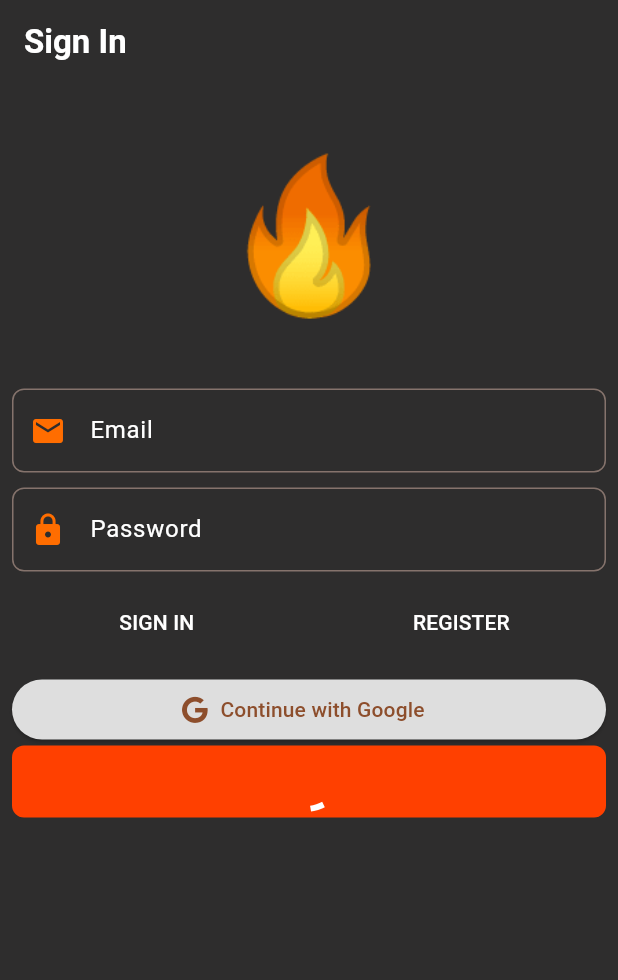
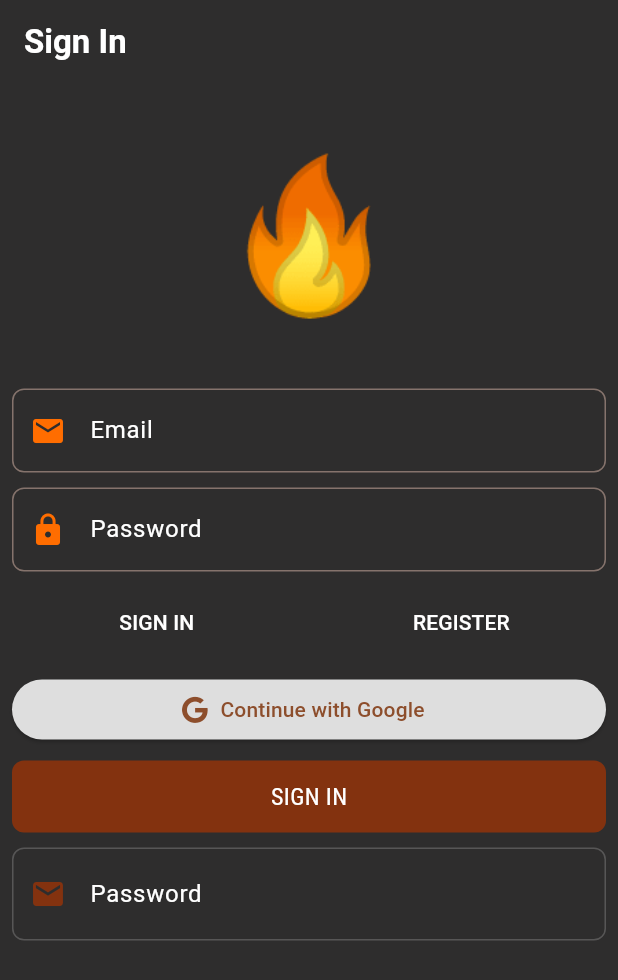
Before and after one commit to All-Khwarizmi/recal, a Flutter app: the screen it shows after launch, on a phone screen of 412 x 824 dp. Shown: the top 980 px of the screen. Run offline on Flutter 3.47's test engine with Material 2 defaults, Android fonts, the phone set to English and light mode, and no system bars; our stand-ins replace bloc, cloud_firestore, dartz, equatable, firebase_auth, firebase_core and 12 more; missing offline and left inert: firebase_ui_auth, workmanager; accounts and stored records are empty; generated files the repository leaves out were written again.

Commit message:
📦 NEW: Add RecInputField custom widget

```diff
--- a/lib/infrastructure/auth/firebase_auth_facade.dart
+++ b/lib/infrastructure/auth/firebase_auth_facade.dart
@@ -32,7 +32,9 @@ class FirebaseAuthFacade implements IAuthFacade {
   @override
   Future<Either<AuthFailure, String>> getUserNotificationToken() async {
     try {
-      final String? token = await _firebaseMessaging.getToken();
+      final String? token = await _firebaseMessaging.getToken(
+          vapidKey:
+              'BOyhTGf45cwhjMYWi4DSvf1Q9Q9Tc8O6ECDkbww8OBia3WZabIJ0dblWk_zF0on1kL5CgYlBxErRN1vsj8fsImE');
       if (token != null) {
         return right(token);
       } else {
--- a/lib/presentation/auth/widgets/app_bar.dart
+++ b/lib/presentation/auth/widgets/app_bar.dart
@@ -4,6 +4,7 @@ import 'package:go_router/go_router.dart';
 import 'package:recal_mobile2/Legacy/utils/logger.dart';
 import 'package:recal_mobile2/application/auth/authentication_bloc/authentication_bloc.dart';
 import 'package:recal_mobile2/application/user/user_connection_bloc/user_connection_bloc.dart';
+import 'package:recal_mobile2/presentation/core/design/rec_barel.dart';
 import '../../core/connection_snackbar.dart';
 import '../../core/design/theme.dart';
 import 'main_appbar_button.dart';
@@ -54,13 +55,7 @@ class HomeScaffold extends StatelessWidget {
       child: Scaffold(
           appBar: AppBar(
               backgroundColor: Colors.transparent,
-              title: const Text(
-                "Recal",
-                style: TextStyle(
-                    color: Colors.white,
-                    fontWeight: FontWeight.bold,
-                    fontSize: 40.0),
-              ),
+              title: RecText.headingOne("Recal",),
               actions: <Widget>[
                 const SizedBox(
                   width: 8,
--- a/lib/presentation/core/design/app_colors.dart
+++ b/lib/presentation/core/design/app_colors.dart
@@ -1,6 +1,6 @@
 import 'package:flutter/material.dart';
 
-const Color kcPrimaryColor = Color.fromARGB(255, 255, 64, 0);
+const Color kcPrimaryColor = Color.fromARGB(195, 157, 51, 6);
 const Color kcPrimaryColorBis = Color.fromARGB(255, 250, 154, 82);
 const Color kcMediumGreyColor = Color(0xff868686);
 const Color kcDarkGreyColor = Color.fromRGBO(87, 86, 86, 1);
--- a/lib/presentation/core/design/styles.dart
+++ b/lib/presentation/core/design/styles.dart
@@ -1,25 +1,44 @@
 import 'package:flutter/material.dart';
+import 'package:google_fonts/google_fonts.dart';
 
-const TextStyle heading1Style =
-    TextStyle(fontSize: 34, fontWeight: FontWeight.w400);
-const TextStyle heading2Style =
-    TextStyle(fontSize: 28, fontWeight: FontWeight.w600);
-const TextStyle heading3Style =
-    TextStyle(fontSize: 24, fontWeight: FontWeight.w600);
-const TextStyle headlineStyle =
-    TextStyle(fontSize: 30, fontWeight: FontWeight.w700);
+final String fontFamily = GoogleFonts.robotoCondensed().fontFamily!;
 
-const TextStyle bodyStyle = TextStyle(
+TextStyle heading1Style = TextStyle(
+    fontSize: 34,
+    fontWeight: FontWeight.w400,
+    fontFamily: fontFamily,
+    color: Colors.white);
+TextStyle heading2Style = TextStyle(
+    fontSize: 28,
+    fontWeight: FontWeight.w600,
+    fontFamily: fontFamily,
+    color: Colors.white);
+TextStyle heading3Style = TextStyle(
+    fontSize: 24,
+    fontWeight: FontWeight.w600,
+    fontFamily: fontFamily,
+    color: Colors.white);
+TextStyle headlineStyle = TextStyle(
+    fontSize: 30,
+    fontWeight: FontWeight.w700,
+    fontFamily: fontFamily,
+    color: Colors.white);
+
+TextStyle bodyStyle = TextStyle(
   fontSize: 16,
   fontWeight: FontWeight.w400,
+  fontFamily: fontFamily,
+  color: Colors.white,
 );
 
-const TextStyle subheadingStyle = TextStyle(
-  fontSize: 20,
-  fontWeight: FontWeight.w400,
-);
+TextStyle subheadingStyle = TextStyle(
+    fontSize: 20,
+    fontWeight: FontWeight.w400,
+    fontFamily: fontFamily,
+    color: Colors.white);
 
-const TextStyle captionStyle = TextStyle(
-  fontSize: 12,
-  fontWeight: FontWeight.w400,
-);
+TextStyle captionStyle = TextStyle(
+    fontSize: 12,
+    fontWeight: FontWeight.w400,
+    fontFamily: fontFamily,
+    color: Colors.white);
--- a/lib/presentation/core/design/widgets/rec_button.dart
+++ b/lib/presentation/core/design/widgets/rec_button.dart
@@ -6,15 +6,17 @@ class RecButton extends StatelessWidget {
     super.key,
     required this.title,
     this.disabled = false,
-    this.busy = false,
+    this.busy = false, required this.onTap,
   });
   final String title;
   final bool disabled;
   final bool busy;
+  final void Function() onTap;
 
   @override
   Widget build(BuildContext context) {
     return GestureDetector(
+      onTap: onTap,
       child: AnimatedContainer(
         duration: const Duration(milliseconds: 350),
         width: double.infinity,
--- /dev/null
+++ b/lib/presentation/core/design/widgets/rec_input_field.dart
@@ -0,0 +1,67 @@
+import 'package:flutter/material.dart';
+import 'package:recal_mobile2/presentation/core/design/rec_barel.dart';
+
+class RecInputField extends StatelessWidget {
+  final String placeholder;
+  final Color fillColor;
+  final Widget? leading;
+  final Widget? trailing;
+  final bool password;
+  final void Function()? traillingTapped;
+  final void Function(String value)? onChanged;
+  final String Function()? validator;
+
+  final circularBorder = OutlineInputBorder(
+    borderRadius: BorderRadius.circular(8),
+  );
+
+  RecInputField({
+    super.key,
+    this.placeholder = "",
+    this.fillColor = kcLightGreyColor,
+    this.leading,
+    this.trailing,
+    this.password = false,
+    this.traillingTapped,
+    this.onChanged,
+    this.validator,
+  });
+  @override
+  Widget build(BuildContext context) {
+    return TextFormField(
+      onChanged: (value) => onChanged != null ? onChanged!(value) : null,
+      validator: (_) => validator != null ? validator!() : null,
+      obscureText: password,
+      style: const TextStyle(height: 2, color: Colors.white),
+      decoration: InputDecoration(
+        prefixIcon: leading,
+        suffixIcon: trailing != null
+            ? GestureDetector(
+                onTap: traillingTapped,
+                child: trailing,
+              )
+            : null,
+        labelText: placeholder,
+        labelStyle: const TextStyle(color: Colors.white),
+        contentPadding: const EdgeInsets.symmetric(
+          vertical: 15,
+          horizontal: 10,
+        ),
+        filled: false,
+        fillColor: fillColor,
+        border: circularBorder.copyWith(
+          borderSide: const BorderSide(color: kcDarkGreyColor),
+        ),
+        errorBorder: circularBorder.copyWith(
+          borderSide: const BorderSide(color: Colors.red),
+        ),
+        focusedBorder: circularBorder.copyWith(
+          borderSide: const BorderSide(color: kcDarkGreyColor),
+        ),
+        enabledBorder: circularBorder.copyWith(
+          borderSide: const BorderSide(color: kcDarkGreyColor),
+        ),
+      ),
+    );
+  }
+}
--- a/lib/presentation/core/design/widgets/rec_text.dart
+++ b/lib/presentation/core/design/widgets/rec_text.dart
@@ -6,12 +6,12 @@ class RecText extends StatelessWidget {
   final String text;
   final TextStyle style;
 
-  const RecText.headingOne(this.text) : style = heading1Style;
-  const RecText.headingTwo(this.text) : style = heading2Style;
-  const RecText.headingThree(this.text) : style = heading3Style;
-  const RecText.headlineStyle(this.text) : style = headlineStyle;
-  const RecText.subheadingStyle(this.text) : style = subheadingStyle;
-  const RecText.captionStyle(this.text) : style = captionStyle;
+  RecText.headingOne(this.text) : style = heading1Style;
+  RecText.headingTwo(this.text) : style = heading2Style;
+  RecText.headingThree(this.text) : style = heading3Style;
+  RecText.headlineStyle(this.text) : style = headlineStyle;
+  RecText.subheadingStyle(this.text) : style = subheadingStyle;
+  RecText.captionStyle(this.text) : style = captionStyle;
   RecText.body(this.text, {Color color = kcMediumGreyColor})
       : style = bodyStyle.copyWith(color: color);
 
--- a/lib/presentation/sign_in/widgets/sign_in_form.dart
+++ b/lib/presentation/sign_in/widgets/sign_in_form.dart
@@ -5,7 +5,9 @@ import 'package:go_router/go_router.dart';
 import 'package:recal_mobile2/Legacy/utils/logger.dart';
 import 'package:recal_mobile2/application/auth/authentication_bloc/authentication_bloc.dart';
 import 'package:recal_mobile2/application/auth/sign_in_form/sign_in_form_bloc.dart';
+import 'package:recal_mobile2/presentation/core/design/rec_barel.dart';
 import 'package:recal_mobile2/presentation/core/design/theme.dart';
+import 'package:recal_mobile2/presentation/core/design/widgets/rec_input_field.dart';
 
 import '../../core/design/widgets/rec_button.dart';
 
@@ -159,10 +161,27 @@ class SignInForm extends StatelessWidget {
                       .add(const SignInFormEvent.signInWithGooglePressed()),
                   label: const Text('Continue with Google'),
                 ),
-                const RecButton(
+                const SizedBox(height: 10),
+                RecButton(
                   title: 'SIGN IN',
-                  busy: true,
+                  onTap: () {},
                 ),
+                const SizedBox(height: 10),
+                RecInputField(
+                  placeholder: "Password",
+                  password: true,
+                  leading: const Icon(Icons.email, color: kcPrimaryColor),
+                  onChanged: (value) => authBloc.add(
+                    SignInFormEvent.passwordChanged(value),
+                  ),
+                  validator: authBloc.state.password.value.fold(
+                    (f) => f.maybeMap(
+                      shortPassword: (_) => () => 'Invalid Password',
+                      orElse: () => null,
+                    ),
+                    (r) => null,
+                  ),
+                )
               ],
             ),
           ),
```
